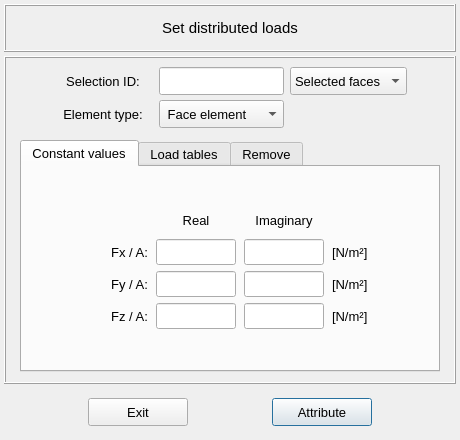
This is vibra/interface/data/ui_files/model/setup/structural/distributed_loads_input.ui in MOPT-UFSC/VIBRA as Qt 5 draws it before an edit. The edited form follows.
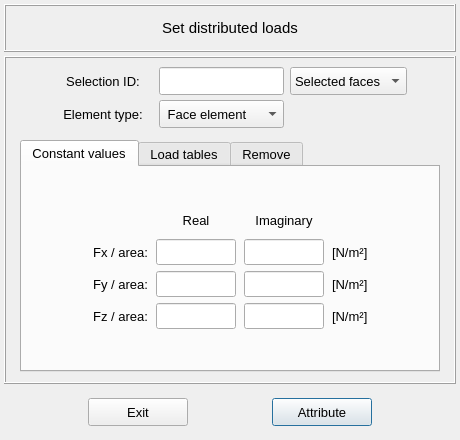
This is the edited form.

Commit message: Set Distributed Loads UI - WIP  #66

What changed in the file:
```diff
--- a/vibra/interface/data/ui_files/model/setup/structural/distributed_loads_input.ui
+++ b/vibra/interface/data/ui_files/model/setup/structural/distributed_loads_input.ui
@@ -658,7 +658,7 @@
                    </font>
                   </property>
                   <property name="text">
-                   <string>Fx / A:</string>
+                   <string>Fx / area:</string>
                   </property>
                   <property name="alignment">
                    <set>Qt::AlignRight|Qt::AlignTrailing|Qt::AlignVCenter</set>
@@ -938,7 +938,7 @@
                    </font>
                   </property>
                   <property name="text">
-                   <string>Fy / A:</string>
+                   <string>Fy / area:</string>
                   </property>
                   <property name="alignment">
                    <set>Qt::AlignRight|Qt::AlignTrailing|Qt::AlignVCenter</set>
@@ -969,7 +969,7 @@
                    </font>
                   </property>
                   <property name="text">
-                   <string>Fz / A:</string>
+                   <string>Fz / area:</string>
                   </property>
                   <property name="alignment">
                    <set>Qt::AlignRight|Qt::AlignTrailing|Qt::AlignVCenter</set>
```
Left out of the diff: 46 changed lines with no effect on the pictures. The commit also changes 4 other files.
